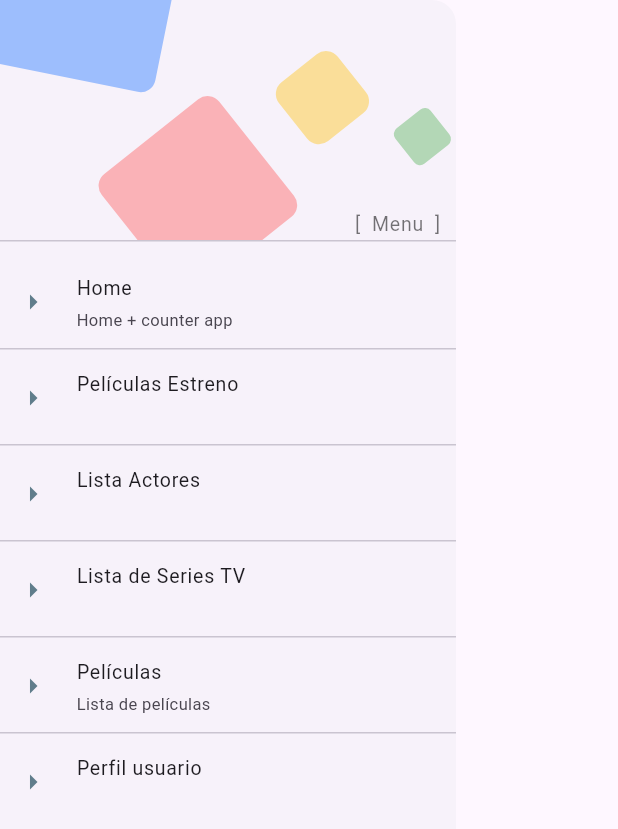
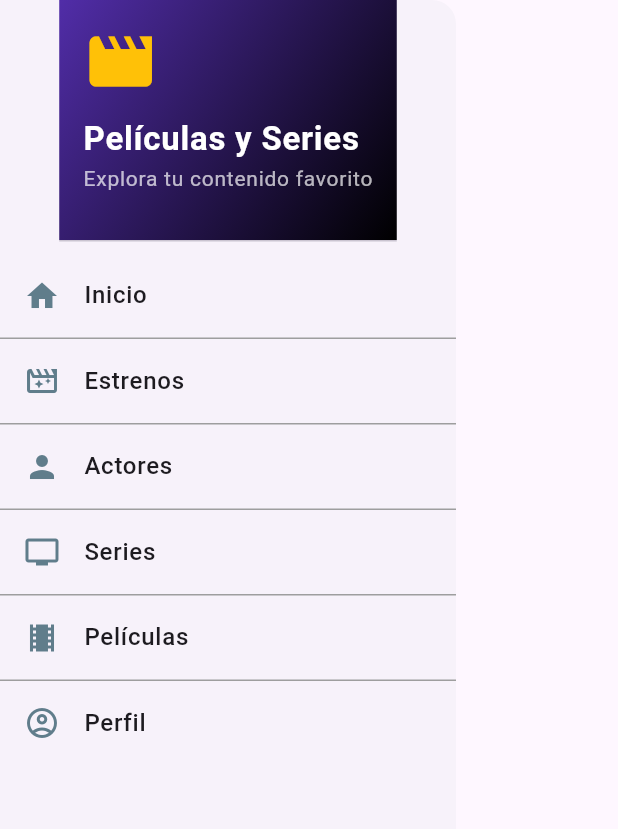
Before and after one commit to Sagaston123/AndriodApp, a Flutter app: the DrawerMenu widget shown alone on an empty page, opened directly, on a phone screen of 412 x 824 dp. Shown: the top 829 px of the screen. Run offline on Flutter 3.47's test engine with Material 3 defaults, Android fonts, the phone set to English and light mode, and no system bars; our stand-ins replace google_fonts, shared_preferences; accounts and stored records are empty; network calls fail; Roboto replaces fonts that are missing (FuzzyBubbles, RobotoMono).

Commit message:
Cambio del home y drawer menu

```diff
--- a/lib/widgets/drawer_menu.dart
+++ b/lib/widgets/drawer_menu.dart
@@ -1,13 +1,14 @@
 import 'package:flutter/material.dart';
+import 'package:google_fonts/google_fonts.dart';
 
 class DrawerMenu extends StatelessWidget {
-  final List<Map<String, String>> _menuItems = <Map<String, String>>[
-    {'route': 'home', 'title': 'Home', 'subtitle': 'Home + counter app'},
-    {'route': 'estrenos_list_screen', 'title': 'Películas Estreno', 'subtitle': ''}, //Weis
-    {'route': 'actores', 'title': 'Lista Actores', 'subtitle': ''},   //Sagasti
-    {'route': 'record_list', 'title': 'Lista de Series TV', 'subtitle': ''},  //Zottele
-    {'route': 'custom_list_movies_screen','title': 'Películas','subtitle': 'Lista de películas'}, //Schroh
-    {'route': 'profile', 'title': 'Perfil usuario', 'subtitle': ''},
+  final List<Map<String, dynamic>> _menuItems = [
+    {'route': 'home', 'title': 'Inicio', 'icon': Icons.home},
+    {'route': 'estrenos_list_screen', 'title': 'Estrenos', 'icon': Icons.movie_filter_outlined}, // Weis
+    {'route': 'actores', 'title': 'Actores', 'icon': Icons.person},   // Sagasti
+    {'route': 'record_list', 'title': 'Series', 'icon': Icons.tv},  // Zottele
+    {'route': 'custom_list_movies_screen', 'title': 'Películas', 'icon': Icons.local_movies}, // Schroh
+    {'route': 'profile', 'title': 'Perfil', 'icon': Icons.account_circle_outlined},
   ];
 
   DrawerMenu({super.key});
@@ -15,105 +16,63 @@ class DrawerMenu extends StatelessWidget {
   @override
   Widget build(BuildContext context) {
     return Drawer(
-      child: ListView(
-        padding: EdgeInsets.zero,
+      child: Column(
         children: [
-          const _DrawerHeaderAlternative(),
-          ...ListTile.divideTiles(
-              context: context,
-              tiles: _menuItems
-                  .map((item) => ListTile(
-                        contentPadding: const EdgeInsets.symmetric(
-                            vertical: 0, horizontal: 10),
-                        dense: true,
-                        minLeadingWidth: 25,
-                        iconColor: Colors.blueGrey,
-                        title: Text(item['title']!,
-                            style: const TextStyle(fontFamily: 'FuzzyBubbles')),
-                        subtitle: Text(item['subtitle'] ?? '',
-                            style: const TextStyle(
-                                fontFamily: 'RobotoMono', fontSize: 11)),
-                        leading: const Icon(Icons.arrow_right),
+          const _DrawerHeader(),
+          Expanded(
+            child: ListView.separated(
+              itemCount: _menuItems.length,
+              separatorBuilder: (context, index) => const Divider(height: 1, color: Colors.grey),
+              itemBuilder: (context, index) {
+                final item = _menuItems[index];
+                return ListTile(
+                  leading: Icon(item['icon'], color: Colors.blueGrey),
+                  title: Text(
+                    item['title'],
+                    style: GoogleFonts.roboto(fontSize: 16, fontWeight: FontWeight.w500),
+                  ),
                   onTap: () {
                     Navigator.pop(context);
-                          Navigator.pushNamed(context, item['route']!);
+                    Navigator.pushNamed(context, item['route']);
                   },
-                      ))
-                  .toList())
+                );
+              },
+            ),
+          ),
         ],
       ),
     );
   }
 }
 
-class _DrawerHeaderAlternative extends StatelessWidget {
-  const _DrawerHeaderAlternative({
-    super.key,
-  });
+class _DrawerHeader extends StatelessWidget {
+  const _DrawerHeader({super.key});
 
   @override
   Widget build(BuildContext context) {
     return DrawerHeader(
-      padding: EdgeInsets.zero,
-      child: Stack(children: [
-        Positioned(
-          top: -90,
-          child: Container(
-            width: 130,
-            height: 130,
       decoration: BoxDecoration(
-                color: Colors.blueAccent.withOpacity(0.5),
-                borderRadius: BorderRadius.circular(10)),
-            transform: Matrix4.rotationZ(0.2),
+        gradient: LinearGradient(
+          colors: [Colors.deepPurple.shade700, Colors.black],
+          begin: Alignment.topLeft,
+          end: Alignment.bottomRight,
         ),
       ),
-        Positioned(
-          bottom: 0,
-          left: 140,
-          child: Container(
-            width: 100,
-            height: 100,
-            decoration: BoxDecoration(
-                color: Colors.redAccent.withOpacity(0.4),
-                borderRadius: BorderRadius.circular(10)),
-            transform: Matrix4.rotationZ(0.9),
+      child: Column(
+        crossAxisAlignment: CrossAxisAlignment.start,
+        children: [
+          const Icon(Icons.movie, size: 50, color: Colors.amber),
+          const SizedBox(height: 10),
+          Text(
+            "Películas y Series",
+            style: GoogleFonts.roboto(fontSize: 22, fontWeight: FontWeight.bold, color: Colors.white),
           ),
+          Text(
+            "Explora tu contenido favorito",
+            style: GoogleFonts.roboto(fontSize: 14, color: Colors.white70),
           ),
-        Positioned(
-          top: 30,
-          right: 35,
-          child: Container(
-            width: 50,
-            height: 50,
-            decoration: BoxDecoration(
-                color: Colors.amber.withOpacity(0.4),
-                borderRadius: BorderRadius.circular(10)),
-            transform: Matrix4.rotationZ(0.9),
+        ],
       ),
-        ),
-        Positioned(
-          top: 70,
-          right: -10,
-          child: Container(
-            width: 30,
-            height: 30,
-            decoration: BoxDecoration(
-                color: Colors.green.withOpacity(0.4),
-                borderRadius: BorderRadius.circular(5)),
-            transform: Matrix4.rotationZ(0.9),
-          ),
-        ),
-        Container(
-          alignment: Alignment.bottomRight,
-          padding: const EdgeInsets.symmetric(horizontal: 10),
-          child: const Text(
-            '[  Menu  ]',
-            style: TextStyle(
-                fontSize: 13, color: Colors.black54, fontFamily: 'RobotoMono'),
-            textAlign: TextAlign.right,
-          ),
-        ),
-      ]),
     );
   }
 }
--- a/pubspec.yaml
+++ b/pubspec.yaml
@@ -17,6 +17,7 @@ environment:
 dependencies:
   flutter:
     sdk: flutter
+  google_fonts: ^6.1.0
   http: ^1.2.2
   flutter_dotenv: ^5.0.2
   provider: ^6.0.5
```
Also changed, not shown: pubspec.lock, 1 other file. Lines whose indentation alone changed are shown as unchanged.
